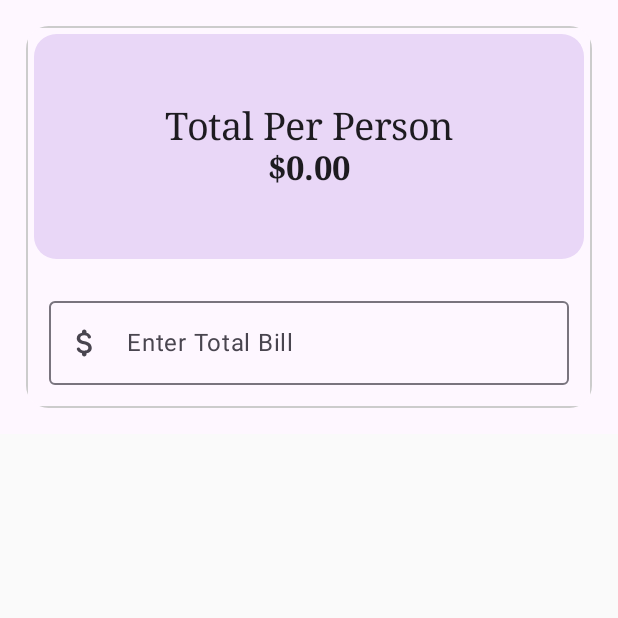
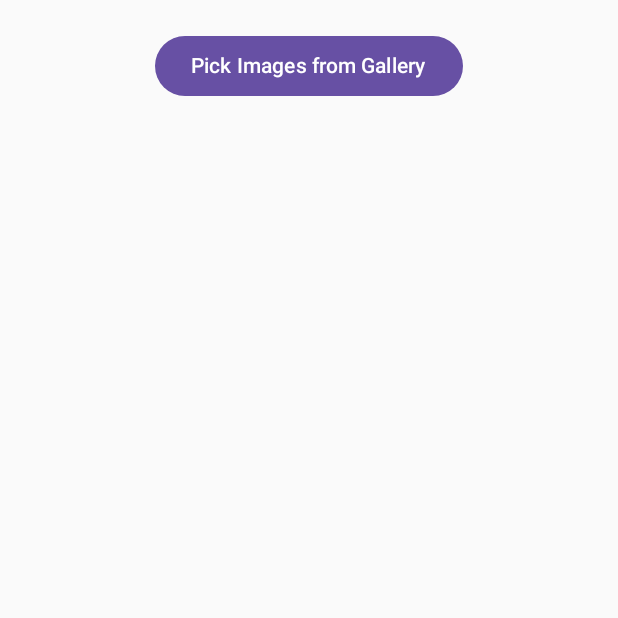
Before and after one commit to tamzidisrakadol/IntroToCompose, an Android app built with Jetpack Compose: the screen it shows after launch (MainActivity), on a phone screen of 412 x 824 dp, the top half of it. Run offline under Robolectric (Android 15) with nearby library versions, the light colour scheme and no system bars.

Commit message:
picImagesFromGallery

```diff
--- a/app/src/main/java/com/example/introtocompose/Components/AppComponenets.kt
+++ b/app/src/main/java/com/example/introtocompose/Components/AppComponenets.kt
@@ -1,17 +1,29 @@
 package com.example.introtocompose.Components
 
-import android.graphics.drawable.Icon
+import android.graphics.Bitmap
+import android.graphics.ImageDecoder
+import android.net.Uri
+import android.os.Build
+import android.provider.MediaStore
 import android.util.Log
+import androidx.activity.compose.rememberLauncherForActivityResult
+import androidx.activity.result.contract.ActivityResultContracts
+import androidx.compose.foundation.Image
+import androidx.compose.foundation.layout.Arrangement
+import androidx.compose.foundation.layout.Column
 import androidx.compose.foundation.layout.Row
+import androidx.compose.foundation.layout.Spacer
 import androidx.compose.foundation.layout.fillMaxWidth
 import androidx.compose.foundation.layout.height
 import androidx.compose.foundation.layout.heightIn
 import androidx.compose.foundation.layout.padding
+import androidx.compose.foundation.layout.size
 import androidx.compose.foundation.text.ClickableText
 import androidx.compose.foundation.text.KeyboardOptions
 import androidx.compose.material.icons.Icons
 import androidx.compose.material.icons.filled.Visibility
 import androidx.compose.material.icons.filled.VisibilityOff
+import androidx.compose.material3.Button
 import androidx.compose.material3.Checkbox
 import androidx.compose.material3.ExperimentalMaterial3Api
 import androidx.compose.material3.Icon
@@ -20,14 +32,17 @@ import androidx.compose.material3.OutlinedTextField
 import androidx.compose.material3.Text
 import androidx.compose.material3.TextFieldDefaults
 import androidx.compose.runtime.Composable
+import androidx.compose.runtime.getValue
 import androidx.compose.runtime.mutableStateOf
 import androidx.compose.runtime.remember
+import androidx.compose.runtime.setValue
 import androidx.compose.ui.Alignment
 import androidx.compose.ui.Modifier
 import androidx.compose.ui.draw.clip
 import androidx.compose.ui.graphics.Color
+import androidx.compose.ui.graphics.asImageBitmap
 import androidx.compose.ui.graphics.painter.Painter
-import androidx.compose.ui.res.painterResource
+import androidx.compose.ui.platform.LocalContext
 import androidx.compose.ui.text.SpanStyle
 import androidx.compose.ui.text.TextStyle
 import androidx.compose.ui.text.buildAnnotatedString
@@ -40,7 +55,6 @@ import androidx.compose.ui.text.style.TextAlign
 import androidx.compose.ui.text.withStyle
 import androidx.compose.ui.unit.dp
 import androidx.compose.ui.unit.sp
-import com.example.introtocompose.R
 import com.example.introtocompose.ui.theme.componentShape
 import com.example.introtocompose.ui.theme.grey
 import com.example.introtocompose.ui.theme.lightgrey
@@ -84,7 +98,7 @@ fun HeaderTextComponent(value: String) {
 
 @OptIn(ExperimentalMaterial3Api::class)
 @Composable
-fun NameTextField(value: String,painter:Painter) {
+fun NameTextField(value: String, painter: Painter) {
 
     val textValue = remember {
         mutableStateOf("")
@@ -108,7 +122,7 @@ fun NameTextField(value: String,painter:Painter) {
             textValue.value = it
         },
         leadingIcon = {
-            Icon(painter=painter,contentDescription = "Quote")
+            Icon(painter = painter, contentDescription = "Quote")
         }
     )
 }
@@ -116,7 +130,7 @@ fun NameTextField(value: String,painter:Painter) {
 
 @OptIn(ExperimentalMaterial3Api::class)
 @Composable
-fun PasswordTextField(value: String,painter:Painter) {
+fun PasswordTextField(value: String, painter: Painter) {
 
     val textValue = remember {
         mutableStateOf("")
@@ -144,25 +158,25 @@ fun PasswordTextField(value: String,painter:Painter) {
             textValue.value = it
         },
         leadingIcon = {
-            Icon(painter=painter,contentDescription = "Quote")
+            Icon(painter = painter, contentDescription = "Quote")
         },
         trailingIcon = {
-            val iconImage = if (passwordVisible.value){
+            val iconImage = if (passwordVisible.value) {
                 Icons.Filled.Visibility
             } else {
                 Icons.Filled.VisibilityOff
             }
 
-            var description = if (passwordVisible.value){
+            var description = if (passwordVisible.value) {
                 "Hide Password"
-            }else{
+            } else {
                 "Show Password"
             }
 
             IconButton(onClick = {
                 passwordVisible.value = !passwordVisible.value
             }) {
-                Icon(imageVector = iconImage,contentDescription = "")
+                Icon(imageVector = iconImage, contentDescription = "")
             }
 
 
@@ -172,9 +186,8 @@ fun PasswordTextField(value: String,painter:Painter) {
 }
 
 
-
 @Composable
-fun CheckboxComponent(value: String){
+fun CheckboxComponent(value: String) {
     Row(
         modifier = Modifier
             .fillMaxWidth()
@@ -196,31 +209,80 @@ fun CheckboxComponent(value: String){
 
 
 @Composable
-fun ClickableTextComponent(value: String){
+fun ClickableTextComponent(value: String) {
     val initialText = "By continuing you accept our "
     val privacyText = "Privacy Policy"
     val andText = " and "
     val termsAndCondition = "Terms and Condition"
     val annotatedString = buildAnnotatedString {
         append(initialText)
-        withStyle(style = SpanStyle(
-            color = Color(0xFF7D5260)
-        )){
+        withStyle(
+            style = SpanStyle(
+                color = Color(0xFF7D5260)
+            )
+        ) {
             pushStringAnnotation(tag = privacyText, annotation = privacyText)
             append(privacyText)
         }
         append(andText)
-        withStyle(style = SpanStyle(
-            color =  Color(0xFF7D5260)
-        )){
+        withStyle(
+            style = SpanStyle(
+                color = Color(0xFF7D5260)
+            )
+        ) {
             pushStringAnnotation(tag = termsAndCondition, annotation = termsAndCondition)
             append(termsAndCondition)
         }
     }
-    ClickableText(text = annotatedString, onClick ={
-        annotatedString.getStringAnnotations(it,it)
+    ClickableText(text = annotatedString, onClick = {
+        annotatedString.getStringAnnotations(it, it)
             .firstOrNull()?.also {
-                Log.d("tag","$it")
+                Log.d("tag", "$it")
             }
-    } )
+    })
 }
+
+
+@Composable
+fun PickImageFromGallery() {
+    val context = LocalContext.current
+    var imgUri by remember {
+        mutableStateOf<Uri?>(null)
+    }
+    val launcher = rememberLauncherForActivityResult(
+        contract =ActivityResultContracts.GetContent()){
+        imgUri = it
+    }
+    var bitmap by remember {
+        mutableStateOf<Bitmap?>(null)
+    }
+
+    Column(
+        modifier = Modifier
+            .fillMaxWidth()
+            .padding(vertical = 20.dp),
+        horizontalAlignment = Alignment.CenterHorizontally,
+        verticalArrangement = Arrangement.Center
+
+    ) {
+        Button(
+            onClick = { launcher.launch("image/*") }
+        ) {
+            Text(text = "Pick Images from Gallery")
+        }
+        Spacer(modifier = Modifier.height(20.dp))
+    }
+
+    imgUri?.let {
+        bitmap = if (Build.VERSION.SDK_INT<28){
+            MediaStore.Images.Media.getBitmap(context.contentResolver,it)
+        }else{
+            val source = ImageDecoder.createSource(context.contentResolver,it)
+            ImageDecoder.decodeBitmap(source)
+        }
+        Image(bitmap = bitmap?.asImageBitmap()!!, contentDescription ="", modifier = Modifier.size(200.dp))
+    }
+
+
+
+}
--- a/app/src/main/java/com/example/introtocompose/MainActivity.kt
+++ b/app/src/main/java/com/example/introtocompose/MainActivity.kt
@@ -63,6 +63,7 @@ import androidx.compose.ui.unit.dp
 import androidx.compose.ui.unit.sp
 import androidx.core.view.ViewCompat
 import androidx.core.view.WindowInsetsCompat
+import com.example.introtocompose.Components.PickImageFromGallery
 import com.example.introtocompose.app.PostOffice
 import com.example.introtocompose.screens.QuoteDetail
 import com.example.introtocompose.screens.QuoteListItem
@@ -81,21 +82,15 @@ class MainActivity : ComponentActivity() {
     override fun onCreate(savedInstanceState: Bundle?) {
         super.onCreate(savedInstanceState)
 
-        CoroutineScope(Dispatchers.IO).launch {
-            DataManager.loadAssetFromFile(applicationContext)
-        }
+//        CoroutineScope(Dispatchers.IO).launch {
+//            DataManager.loadAssetFromFile(applicationContext)
+//        }
 
         setContent {
-            TipCalculatorScreen()
+            PickImageFromGallery()
         }
     }
 }
-
-
-
-
-
-
 
 
 //Quote ui
@@ -130,16 +125,6 @@ fun AppQuoteScreen(){
     }
 
 }
-
-
-
-
-
-
-
-
-
-
 
 
 @Composable
--- a/build.gradle.kts
+++ b/build.gradle.kts
@@ -1,5 +1,5 @@
 // Top-level build file where you can add configuration options common to all sub-projects/modules.
 plugins {
-    id("com.android.application") version "8.1.3" apply false
+    id("com.android.application") version "8.1.4" apply false
     id("org.jetbrains.kotlin.android") version "1.8.10" apply false
 }
```
